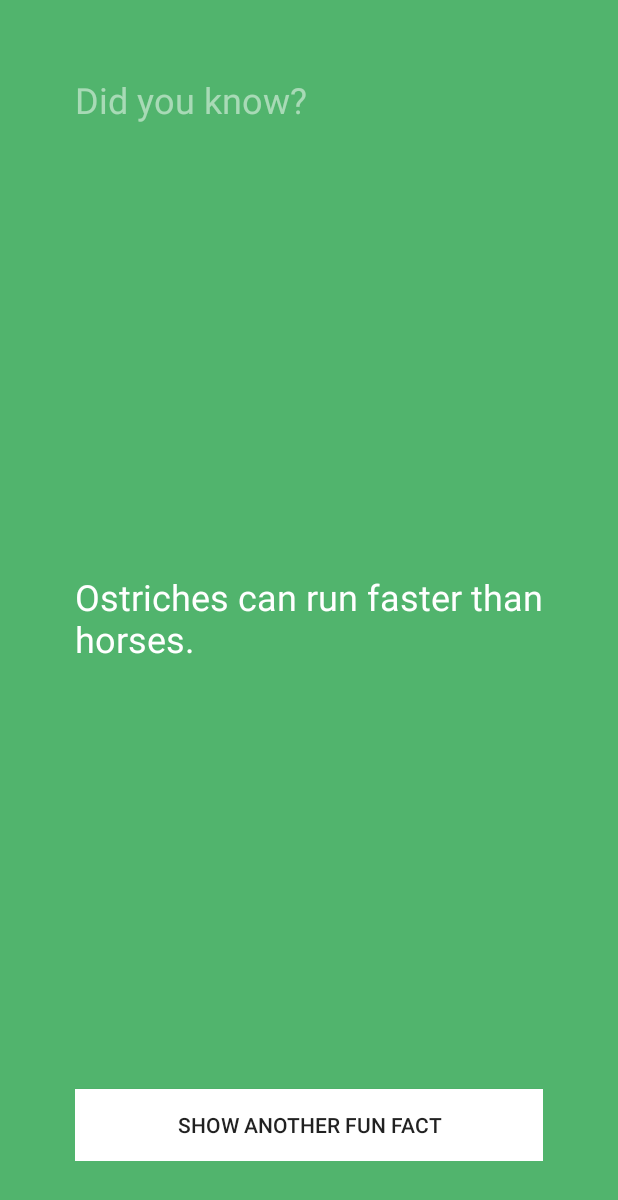
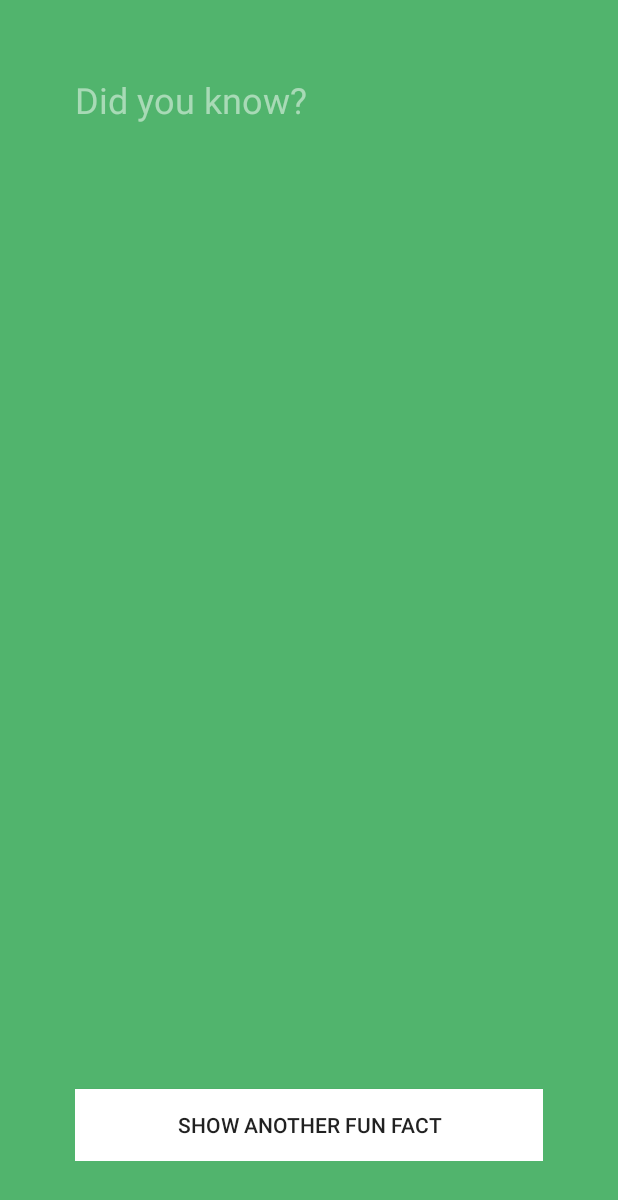
Before and after one commit to pcorletto/FunFactsApp, an Android app: the screen it shows after launch (FunFactsActivity), after a tap on "SHOW ANOTHER FUN FACT", on a phone screen of 412 x 824 dp. Shown: the top 1200 px of the screen. Run offline under Robolectric (Android 15) with nearby library versions, the phone set to English and light mode, and no system bars.

Commit message:
Initialized factLabel to empty string, right before generating random number

```diff
--- a/app/src/main/java/com/example/android/funfacts/FunFactsActivity.java
+++ b/app/src/main/java/com/example/android/funfacts/FunFactsActivity.java
@@ -23,8 +23,14 @@ public class FunFactsActivity extends ActionBarActivity {
             @Override
             public void onClick(View v) {
             // The button was clicked, so update the fact label with a new label
-            String fact = "Ostriches can run faster than horses.";
-                factLabel.setText(fact);
+            String fact="";
+            // Randomly select a fact
+
+
+
+
+            // Update the label with our dynamic fact
+            factLabel.setText(fact);
             }
         };
         showFactButton.setOnClickListener(listener);
```
